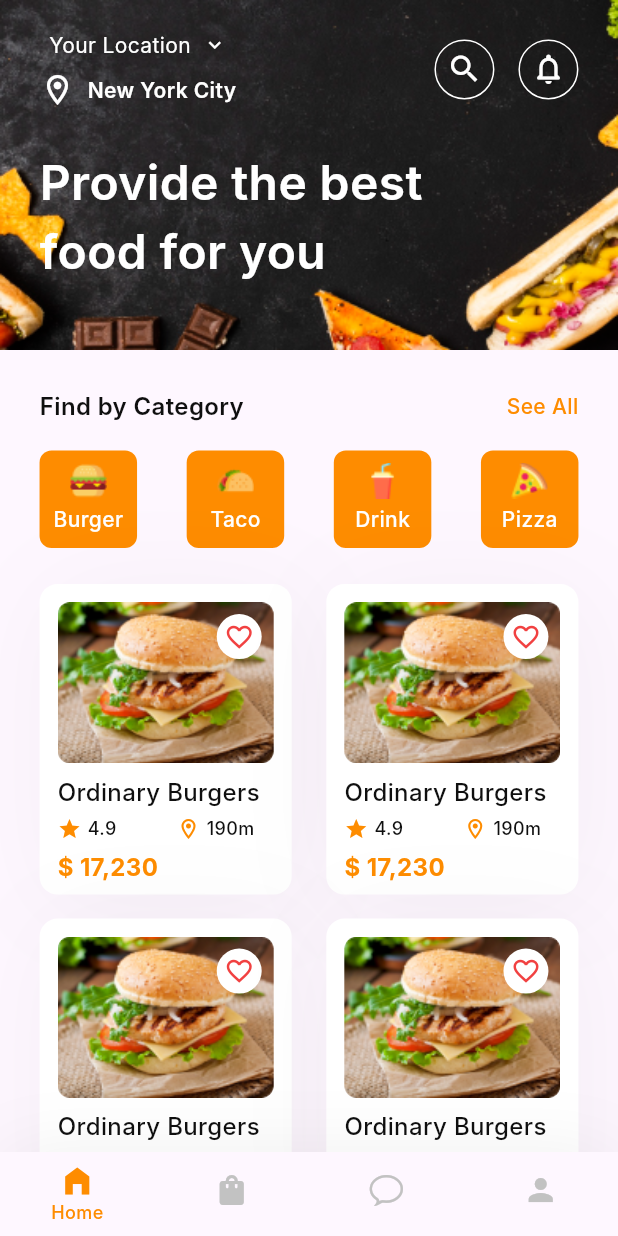
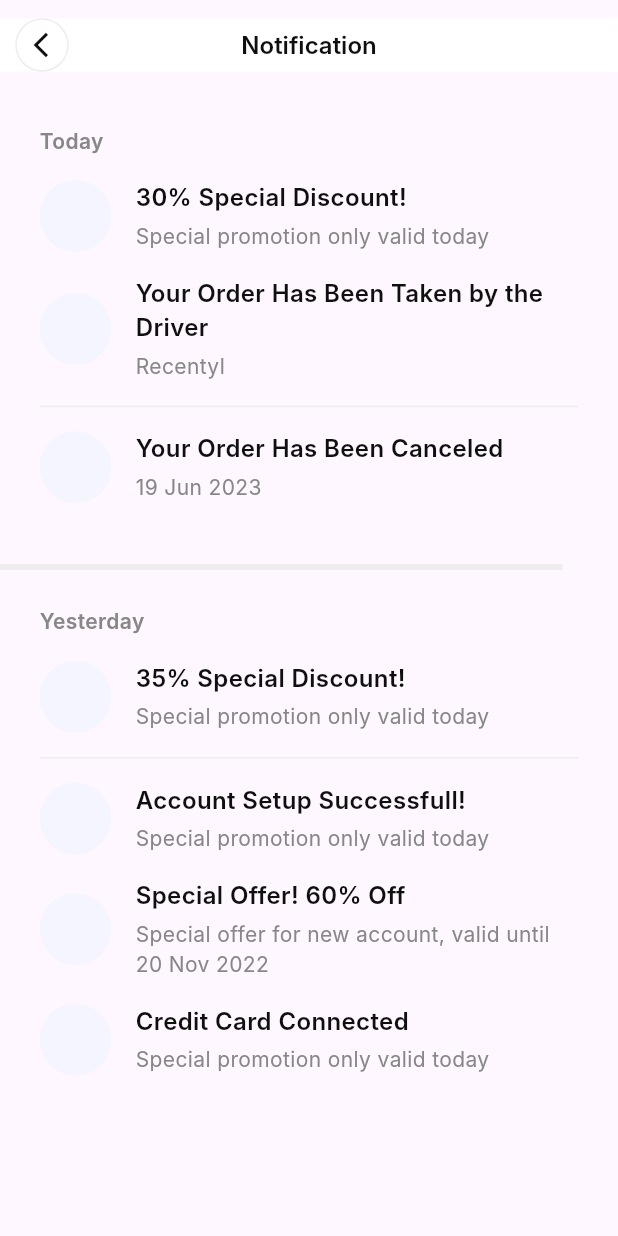
Before and after one commit to bernadinkele/flash_food, a Flutter app: the screen it shows after launch, on a phone screen of 412 x 824 dp. Run offline on Flutter 3.47's test engine with Material 3 defaults, Android fonts, the phone set to English and light mode, and no system bars; our stand-ins replace gap; Roboto replaces fonts that are missing (Inter).

Commit message:
add notification view

```diff
--- a/lib/Core/Routes/routes.dart
+++ b/lib/Core/Routes/routes.dart
@@ -6,6 +6,7 @@ import 'package:flash_food/Presentation/Auth/views/reset_password_view.dart';
 import 'package:flash_food/Presentation/Auth/views/signup_view.dart';
 import 'package:flash_food/Presentation/Main/main_view.dart';
 import 'package:flash_food/Presentation/Main/onboarding.dart';
+import 'package:flash_food/Presentation/Notifications/Views/notification_view.dart';
 import 'package:flutter/material.dart';
 
 class Routes{
@@ -27,6 +28,8 @@ class Routes{
         return MaterialPageRoute(builder: (context) => const ResetPasswordView());
       case RoutesName.main:
         return MaterialPageRoute(builder: (context) => const MainView());
+      case RoutesName.notification:
+        return MaterialPageRoute(builder: (context) => const NotificationView());
       default:
         return MaterialPageRoute(builder: (context) => const Scaffold(
           body: Text("No routes found"),
--- a/lib/Core/Routes/routes_name.dart
+++ b/lib/Core/Routes/routes_name.dart
@@ -6,4 +6,6 @@ class RoutesName{
   static const String  otpVerification = "otpVerification";
   static const String  resetPassword = "resetPassword";
   static const String  main = "main";
+  static const String  notification = "notification";
+  static const String  aboutMenu = "aboutMenu";
 }
--- /dev/null
+++ b/lib/Presentation/Notifications/Models/notification_model.dart
@@ -0,0 +1,50 @@
+import 'package:flutter/cupertino.dart';
+import 'package:flutter/material.dart';
+
+class NotificationModel{
+
+ final String notificationTitle;
+ final String notificationContent;
+
+ NotificationModel({
+   required this.notificationContent,
+
+   required this.notificationTitle
+});
+
+}
+
+final todayDemoNotifications =[
+  NotificationModel(
+      notificationContent:"Special promotion only valid today",
+      notificationTitle:"30% Special Discount!"
+  ),
+  NotificationModel(
+      notificationContent:"Recentyl",
+      notificationTitle:"Your Order Has Been Taken by the Driver"
+  ),
+
+  NotificationModel(
+      notificationContent:"19 Jun 2023",
+      notificationTitle:"Your Order Has Been Canceled"
+  )
+];
+
+final yesterdayDemoNotifications =[
+  NotificationModel(
+      notificationContent:"Special promotion only valid today",
+      notificationTitle:"35% Special Discount!"
+  ),
+  NotificationModel(
+      notificationContent:"Special promotion only valid today",
+      notificationTitle:"Account Setup Successfull!"
+  ),
+  NotificationModel(
+      notificationContent:"Special offer for new account, valid until 20 Nov 2022",
+      notificationTitle:"Special Offer! 60% Off"
+  ),
+  NotificationModel(
+      notificationContent:"Special promotion only valid today",
+      notificationTitle:"Credit Card Connected"
+  )
+];
--- /dev/null
+++ b/lib/Presentation/Notifications/Views/notification_view.dart
@@ -0,0 +1,91 @@
+import 'package:flash_food/Core/app_colors.dart';
+import 'package:flash_food/Core/response_conf.dart';
+import 'package:flash_food/Core/text_styles.dart';
+import 'package:flash_food/Presentation/Base/base.dart';
+import 'package:flash_food/Presentation/Notifications/Models/notification_model.dart';
+import 'package:flash_food/Presentation/Notifications/screens/notification_item.dart';
+import 'package:flutter/material.dart';
+import 'package:gap/gap.dart';
+
+class NotificationView extends StatelessWidget {
+  const NotificationView({Key? key}) : super(key: key);
+
+  @override
+  Widget build(BuildContext context) {
+    MathUtils.init(context);
+
+    return Scaffold(
+      appBar: buildAppBar(buildContext: context, screenTitle: "Notification"),
+      body: Column(
+        crossAxisAlignment: CrossAxisAlignment.start,
+        children: [
+          const Gap(24),
+          Padding(
+            padding: EdgeInsets.symmetric(horizontal: getWidth(24)),
+            child: Container(
+              padding: EdgeInsets.only(bottom: getHeight(24)),
+              child: Column(
+                crossAxisAlignment: CrossAxisAlignment.start,
+                children: [
+                  Text(
+                    "Today",
+                    style: TextStyles.bodyMediumSemiBold
+                        .copyWith(color: Pallete.neutral60),
+                  ),
+                 const Gap(16),
+                  Column(
+                      children: todayDemoNotifications
+                          .asMap()
+                          .map((key, value) => MapEntry(
+                              key,
+                              NotificationTile(
+                                  notificationModel: value,
+                                  isEspecialNotification:key==2?true:false
+
+                              )))
+                          .values
+                          .toList())
+                ],
+              ),
+            ),
+          ),
+          Container(
+            width: 375,
+            height: 4,
+            decoration: BoxDecoration(color: Color(0xFFEDEDED)),
+          ),
+          Padding(
+            padding: EdgeInsets.symmetric(horizontal: getWidth(24)),
+            child: Container(
+              padding: EdgeInsets.only(top: getHeight(24)),
+              child: Column(
+                crossAxisAlignment: CrossAxisAlignment.start,
+                children: [
+                  Text(
+                    "Yesterday",
+                    style: TextStyles.bodyMediumSemiBold
+                        .copyWith(color: Pallete.neutral60),
+                  ),
+                  const Gap(16),
+                  Column(
+                      children: yesterdayDemoNotifications
+                          .asMap()
+                          .map((key, value) => MapEntry(
+                          key,
+                          NotificationTile(
+                              notificationModel: value,
+                              isEspecialNotification:key ==1? true:false
+
+                          )))
+                          .values
+                          .toList())
+                ],
+              ),
+            ),
+          ),
+
+        ],
+      ),
+    );
+  }
+}
--- /dev/null
+++ b/lib/Presentation/Notifications/screens/notification_item.dart
@@ -0,0 +1,60 @@
+import 'package:flash_food/Core/app_colors.dart';
+import 'package:flash_food/Core/response_conf.dart';
+import 'package:flash_food/Core/text_styles.dart';
+import 'package:flash_food/Presentation/Notifications/Models/notification_model.dart';
+import 'package:flutter/material.dart';
+import 'package:gap/gap.dart';
+
+class NotificationTile extends StatelessWidget {
+  const NotificationTile({Key? key, required this.notificationModel, required this.isEspecialNotification}) : super(key: key);
+final NotificationModel notificationModel;
+final bool isEspecialNotification;
+  @override
+  Widget build(BuildContext context) {
+    return  Padding(
+      padding:EdgeInsets.only(bottom: getHeight(16)),
+      child:Column(
+        children: [
+          isEspecialNotification==true?
+              const Column(
+                children: [
+                  Divider(
+                    color: Pallete.neutral30,
+                    height: 1,
+                  ),
+                  Gap(16),
+                ],
+              ):const SizedBox(),
+          Row(
+            children: [
+              Container(
+                height: 48,
+                width: 48,
+                decoration: const BoxDecoration(
+                    shape: BoxShape.circle,
+                    color: Pallete.greyPrimary
+                ),
+              ),
+              const Gap(16),
+              Expanded(
+                child: Column(
+                  crossAxisAlignment: CrossAxisAlignment.start,
+                  children: [
+                    Text(notificationModel.notificationTitle, style: TextStyles.bodyLargeSemiBold.copyWith(
+                        color: Pallete.neutral100
+                    ),),
+                    const Gap(4),
+                    Text(notificationModel.notificationContent,style: TextStyles.bodyMediumRegular.copyWith(
+                        color: Pallete.neutral60
+                    ),)
+                  ],
+                ),
+              )
+            ],
+          ),
+
+        ],
+      )
+    );
+  }
+}
--- a/lib/main.dart
+++ b/lib/main.dart
@@ -13,7 +13,7 @@ class App extends StatelessWidget {
   Widget build(BuildContext context) {
     return const  MaterialApp(
       debugShowCheckedModeBanner: false,
-      initialRoute: RoutesName.main,
+      initialRoute: RoutesName.notification,
       onGenerateRoute: Routes.onGenerateRoute,
     );
   }
```
